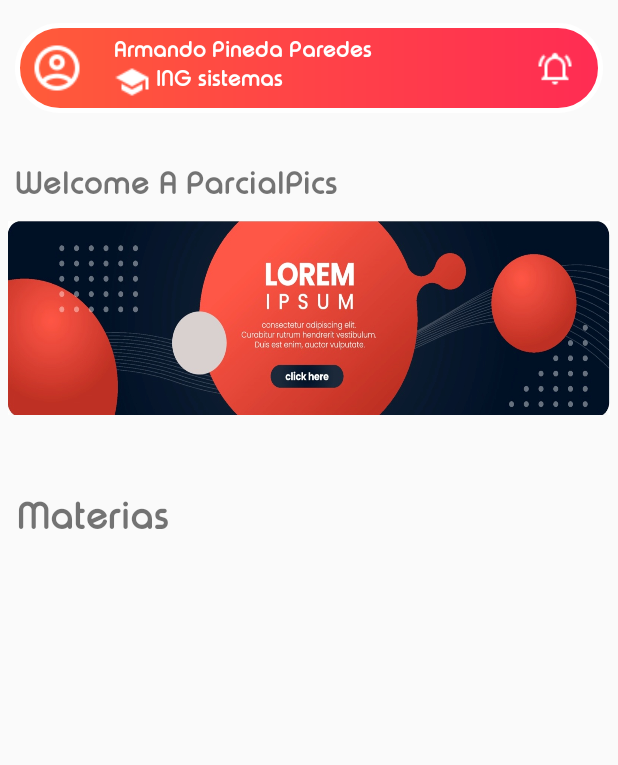
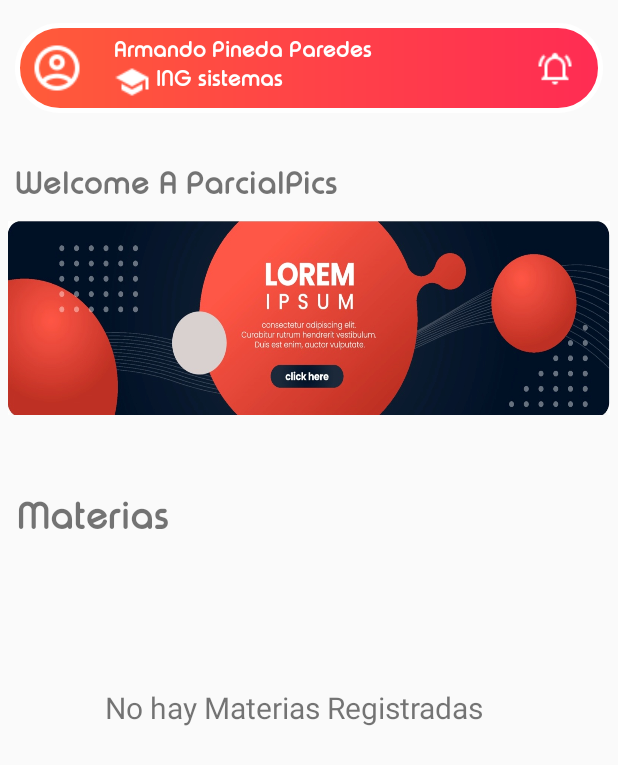
Before and after one commit to armando260135/ParicalPics, an Android app: the Home screen opened directly, with no data from a screen before it, on a phone screen of 412 x 824 dp. Shown: the top 765 px of the screen. Run offline under Robolectric (Android 15) with nearby library versions, the phone set to English and light mode, and no system bars.

Commit message:
IMPLEMENTACION
*¨) se agrega para cuando no existan materias se muestre el mensaje "no hay materias registradas"

```diff
--- a/InventarioParciales/app/src/main/java/com/example/inventarioparciales/Home.java
+++ b/InventarioParciales/app/src/main/java/com/example/inventarioparciales/Home.java
@@ -12,8 +12,11 @@ import android.database.sqlite.SQLiteDatabase;
 import android.graphics.drawable.Drawable;
 import android.os.Bundle;
 import android.view.View;
+import android.widget.GridLayout;
 import android.widget.ImageView;
 import android.widget.LinearLayout;
+import android.widget.TextView;
+
 import com.example.inventarioparciales.databases.DBHelper;
 import java.util.ArrayList;
 
@@ -26,6 +29,8 @@ public class Home extends AppCompatActivity {
     Drawable list[];
     ImageView imgNotify,subirimg;
     DBHelper DB;
+    GridLayout gridMaterias;
+    TextView txtsinmaterias;
 
 
     @Override
@@ -41,6 +46,8 @@ public class Home extends AppCompatActivity {
         dotslayout = findViewById(R.id.containerPuntos);
         pager2 = findViewById(R.id.viewPager2);
         subirimg = findViewById(R.id.subirImg);
+        gridMaterias = findViewById(R.id.gridMaterias);
+        txtsinmaterias = findViewById(R.id.txtsinmaterias);
 
         list = new Drawable[3];
         list[0] = getResources().getDrawable(R.drawable.bannerperfecto);
@@ -84,11 +91,12 @@ public class Home extends AppCompatActivity {
         Cursor fila = data.rawQuery(
                 "select nombremateria,codigoicono from materias", null);
         if(fila.moveToFirst()){
+            gridMaterias.setVisibility(View.VISIBLE);
             do{
                 listHome.add(new MateriasHome(fila.getString(0),fila.getInt(1)));
             }while (fila.moveToNext());
-        }
 
-
+        }else
+            txtsinmaterias.setVisibility(View.VISIBLE);
     }
 }
--- a/InventarioParciales/app/src/main/res/layout/activity_home.xml
+++ b/InventarioParciales/app/src/main/res/layout/activity_home.xml
@@ -109,11 +109,13 @@
 
 
     <GridLayout
+        android:id="@+id/gridMaterias"
         android:layout_width="match_parent"
         android:layout_height="match_parent"
         android:rowCount="3"
         android:columnCount="2"
-        android:layout_below="@id/txtMaterias">
+        android:layout_below="@id/txtMaterias"
+        android:visibility="invisible">
 
         <androidx.recyclerview.widget.RecyclerView
             android:id="@+id/RecyclerId"
@@ -126,4 +128,15 @@
 
     </GridLayout>
 
+    <TextView
+        android:id="@+id/txtsinmaterias"
+        android:layout_width="wrap_content"
+        android:layout_height="wrap_content"
+        android:layout_below="@id/txtMaterias"
+        android:text="No hay Materias Registradas"
+        android:textSize="20dp"
+        android:layout_marginTop="90dp"
+        android:layout_marginStart="70dp"
+        android:visibility="gone"/>
+
 </RelativeLayout>
```
